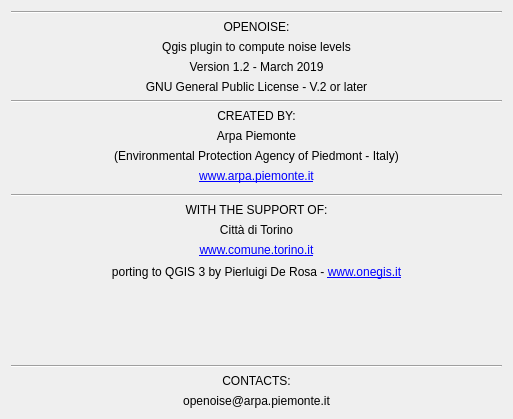
Old version of the form tools/ui_Credits.ui in the repository Arpapiemonte/openoise-map.
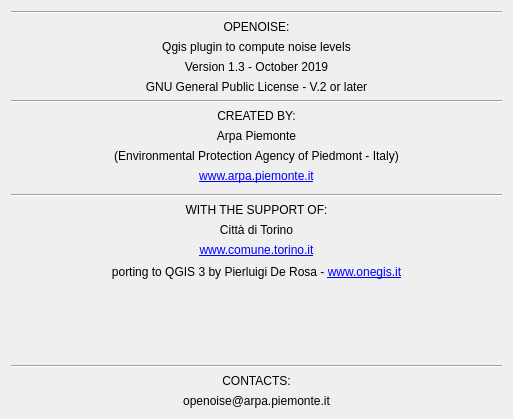
New version of the form.

Patch:
```diff
--- a/tools/ui_Credits.ui
+++ b/tools/ui_Credits.ui
@@ -95,7 +95,7 @@
       </size>
      </property>
      <property name="text">
-      <string>Version 1.2 - March 2019</string>
+      <string>Version 1.3 - October 2019</string>
      </property>
      <property name="alignment">
       <set>Qt::AlignCenter</set>
```
